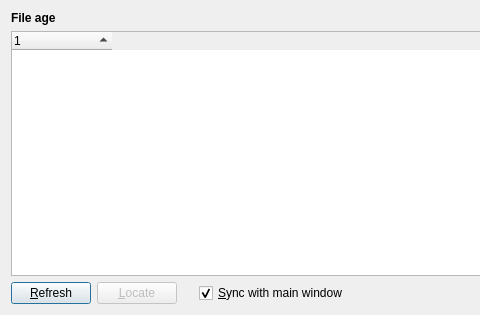
This is src/file-age-stats-window.ui in Lithopsian/qdirstat as Qt 5 draws it before an edit; both pictures show x 0 to 480 and y 0 to 315 of the 802 by 315 pixel window. The edited form follows.
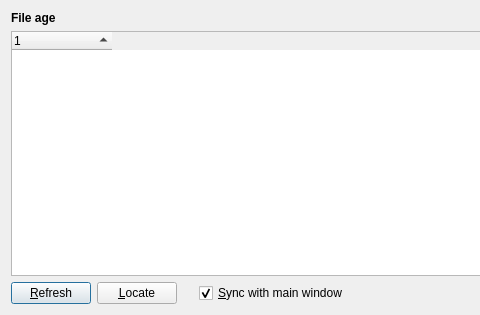
This is the edited form.

The edit to the form file:
```diff
--- a/src/file-age-stats-window.ui
+++ b/src/file-age-stats-window.ui
@@ -62,9 +62,6 @@
      </item>
      <item>
       <widget class="QPushButton" name="locateButton">
-       <property name="enabled">
-        <bool>false</bool>
-       </property>
        <property name="toolTip">
         <string>&lt;html&gt;&lt;head/&gt;&lt;body&gt;&lt;p&gt;Locate the files from that year&lt;/p&gt;&lt;p&gt;(only if no more than 1000)&lt;/p&gt;&lt;/body&gt;&lt;/html&gt;</string>
        </property>
```
Left out of the diff: 7 changed lines with no effect on the pictures.
